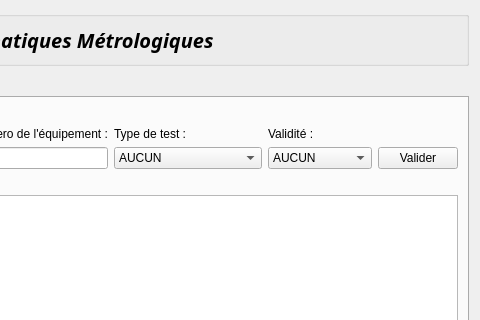
The window that homewidget.ui (InformatiqueAtmoNA/tam) describes before a commit, drawn with Qt 5; both pictures show x 380 to 860 and y 0 to 320 of the 860 by 681 pixel window.
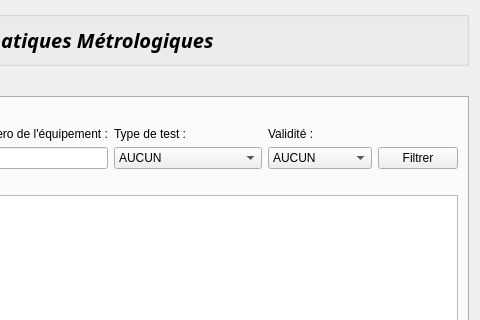
The same window after the commit.

Diff of the .ui file:
```diff
--- a/homewidget.ui
+++ b/homewidget.ui
@@ -341,7 +341,7 @@
            <item row="2" column="6">
             <widget class="QPushButton" name="button_Valider">
              <property name="text">
-              <string>Valider</string>
+              <string>Filtrer</string>
              </property>
             </widget>
            </item>
```
